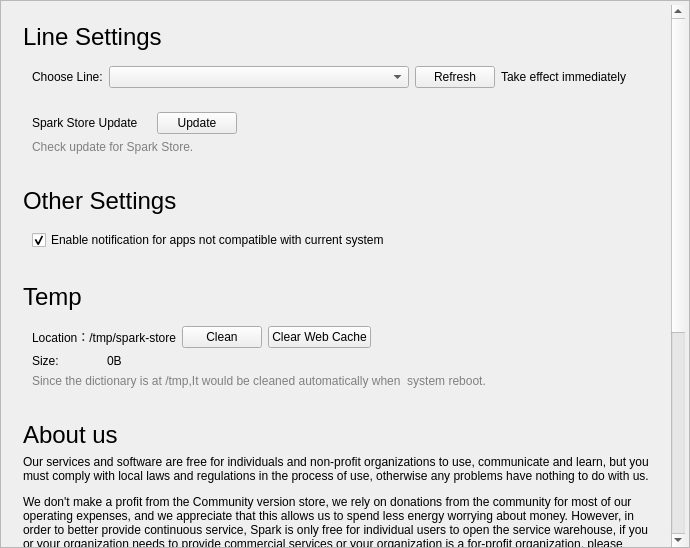
First picture: the form in src/pages/settingspage.ui, repository spark-store-project/spark-store, before the edit.
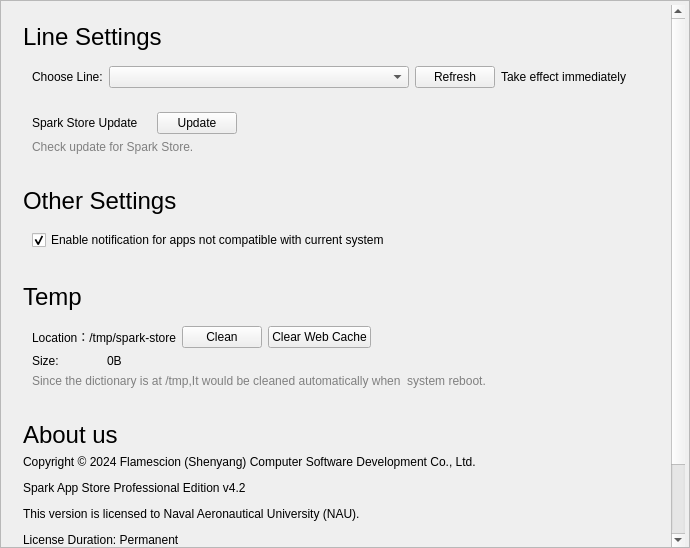
Second picture: the form after the edit.

```diff
--- a/src/pages/settingspage.ui
+++ b/src/pages/settingspage.ui
@@ -70,10 +70,10 @@
         <widget class="QWidget" name="scrollAreaWidgetContents">
          <property name="geometry">
           <rect>
-           <x>0</x>
-           <y>0</y>
-           <width>688</width>
-           <height>940</height>
+           <x>-58</x>
+           <y>-204</y>
+           <width>738</width>
+           <height>746</height>
           </rect>
          </property>
          <layout class="QVBoxLayout" name="verticalLayout_23">
@@ -356,7 +356,7 @@
              <item>
               <widget class="QLabel" name="label_10">
                <property name="text">
-                <string>&lt;html&gt;&lt;head/&gt;&lt;body&gt;&lt;p&gt;Our services and software are free for individuals and non-profit organizations to use, communicate and learn, but you must comply with local laws and regulations in the process of use, otherwise any problems have nothing to do with us. &lt;/p&gt;&lt;p&gt;We don't make a profit from the Community version store, we rely on donations from the community for most of our operating expenses, and we appreciate that this allows us to spend less energy worrying about money. However, in order to better provide continuous service, Spark is only free for individual users to open the service warehouse, if you or your organization needs to provide commercial services or your organization is a for-profit organization, please contact us to obtain commercial authorization. &lt;/p&gt;&lt;p&gt;When using the Software, users or organizations are strictly forbidden to engage in any form of malicious behavior, including but not limited to malicious attacks, abuse, destruction, bulk crawling of the software warehouse, etc. The definition of malicious behavior is judged by the Spark community, and violators will be held legally responsible. Spark Community reserves the right to distribute the software packages it produces. &lt;/p&gt;&lt;p&gt;Any person or organization is prohibited from using the Spark Community software package for commercial purposes or redistributing it without the express authorization of the Spark Community. This clause is intended to ensure the spirit of open source while safeguarding the intellectual property rights of the Spark community. In addition to the above, if you use the Spark Store main program or part of its code, you are subject to all other terms and requirements of the GPL v3.&lt;/p&gt;&lt;p&gt;If any part of the store infringes your rights, please tell us &lt;a href=&quot;mailto:jifengshenmo@outlook.com&quot;&gt;&lt;span style=&quot; text-decoration: underline; color:#0082fa;&quot;&gt;jifengshenmo@outlook.com&lt;/span&gt;&lt;/a&gt; we will remove the infringing content as soon as possible. &lt;/p&gt;&lt;p&gt;If you'd like to get involved with us too, whether you're involved in development, design, pitching or submitting work, we welcome you to join us. &lt;/p&gt;&lt;p&gt;&lt;span style=&quot; text-decoration: underline; color:#0000ff;&quot;&gt;&lt;br/&gt;&lt;/span&gt;Our contact method can be found at &lt;a href=&quot;https://blog.shenmo.tech/post/%E6%95%85%E9%9A%9C%E5%85%AC%E5%91%8A/&quot;&gt;&lt;span style=&quot; text-decoration: underline; color:#0082fa;&quot;&gt;Here&lt;/span&gt;&lt;/a&gt;&lt;/p&gt;&lt;/body&gt;&lt;/html&gt;</string>
+                <string>&lt;html&gt;&lt;head/&gt;&lt;body&gt;&lt;p&gt;Copyright © 2024 Flamescion (Shenyang) Computer Software Development Co., Ltd. &lt;/p&gt;&lt;p&gt;Spark App Store Professional Edition v4.2 &lt;/p&gt;&lt;p&gt;This version is licensed to Naval Aeronautical University (NAU). &lt;/p&gt;&lt;p&gt;License Duration: Permanent &lt;/p&gt;&lt;p&gt;Service Duration: From May 7, 2024, for 365 days&lt;/p&gt;&lt;/body&gt;&lt;/html&gt;</string>
                </property>
                <property name="wordWrap">
                 <bool>true</bool>
```
